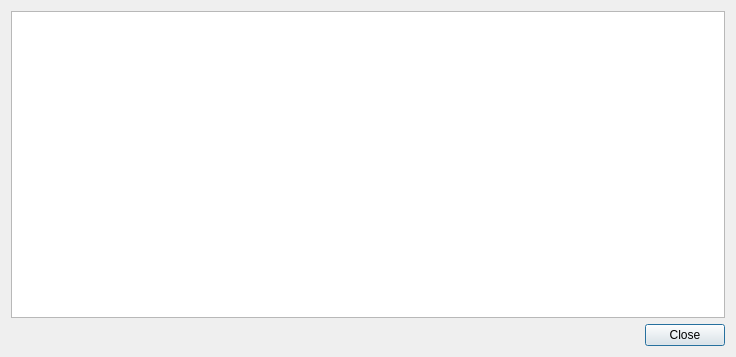
Before: the Qt Designer form src/gui/ui/depositdetailsdialog.ui in ConcealNetwork/conceal-desktop, drawn with Qt 5.
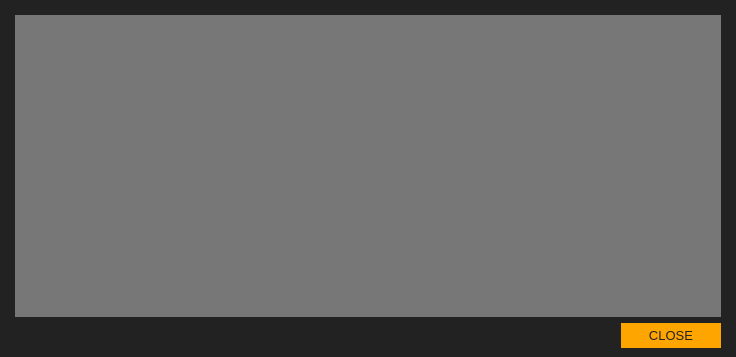
After: the same form once the commit is applied.

Commit message: close to ending alpha

Patch:
```diff
--- a/src/gui/ui/depositdetailsdialog.ui
+++ b/src/gui/ui/depositdetailsdialog.ui
@@ -13,9 +13,38 @@
   <property name="windowTitle">
    <string>Deposit</string>
   </property>
+  <property name="styleSheet">
+   <string notr="true">background-color: #222;
+color: #e5e5e5;
+border: 0px;</string>
+  </property>
   <layout class="QVBoxLayout" name="verticalLayout">
+   <property name="leftMargin">
+    <number>15</number>
+   </property>
+   <property name="topMargin">
+    <number>15</number>
+   </property>
+   <property name="rightMargin">
+    <number>15</number>
+   </property>
+   <property name="bottomMargin">
+    <number>9</number>
+   </property>
    <item>
-    <widget class="QTextBrowser" name="m_detailsBrowser"/>
+    <widget class="QTextBrowser" name="m_detailsBrowser">
+     <property name="font">
+      <font>
+       <family>Arial</family>
+       <pointsize>9</pointsize>
+      </font>
+     </property>
+     <property name="styleSheet">
+      <string notr="true">background-color: #777;
+color: #e5e5e5;
+border: 0px;</string>
+     </property>
+    </widget>
    </item>
    <item>
     <layout class="QHBoxLayout" name="horizontalLayout">
@@ -34,8 +63,23 @@
      </item>
      <item>
       <widget class="QPushButton" name="m_closeButton">
+       <property name="minimumSize">
+        <size>
+         <width>100</width>
+         <height>25</height>
+        </size>
+       </property>
+       <property name="font">
+        <font>
+         <family>Arial</family>
+         <pointsize>10</pointsize>
+        </font>
+       </property>
+       <property name="styleSheet">
+        <string notr="true">color: #222; border-radius: 0px; border: 0px solid; background-color: orange;</string>
+       </property>
        <property name="text">
-        <string>Close</string>
+        <string>CLOSE</string>
        </property>
       </widget>
      </item>
```
The commit also changes 61 other files.
